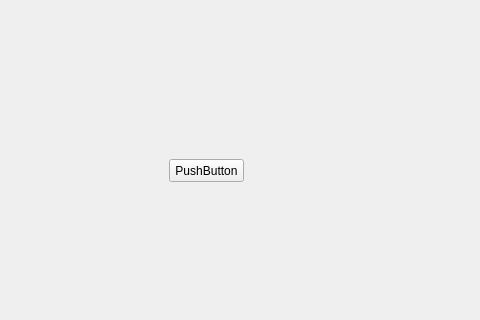
Qt form Cpp Rasbarry PI/GUI/MainWindow.ui (Andreasgdp/Robot-hand-semester-2) before a commit; both pictures show x 0 to 480 and y 90 to 410 of the 672 by 539 pixel window.
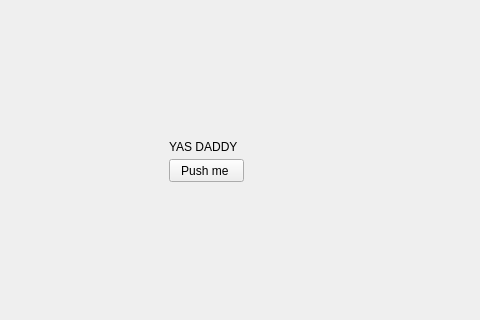
The same form after that commit. Icons and pictures are not drawn.

What changed in the file:
```diff
--- a/Cpp Rasbarry PI/GUI/MainWindow.ui
+++ b/Cpp Rasbarry PI/GUI/MainWindow.ui
@@ -80,12 +80,25 @@
         </rect>
        </property>
        <property name="text">
-        <string>PushButton</string>
+        <string>Push me </string>
        </property>
        <property name="checkable">
         <bool>false</bool>
        </property>
       </widget>
+      <widget class="QLabel" name="label">
+       <property name="geometry">
+        <rect>
+         <x>160</x>
+         <y>220</y>
+         <width>81</width>
+         <height>16</height>
+        </rect>
+       </property>
+       <property name="text">
+        <string>YAS DADDY</string>
+       </property>
+      </widget>
      </widget>
     </item>
    </layout>
```
